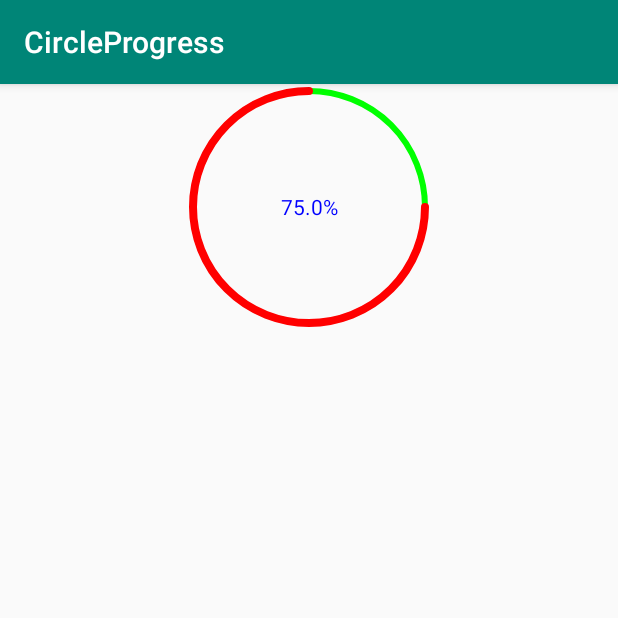
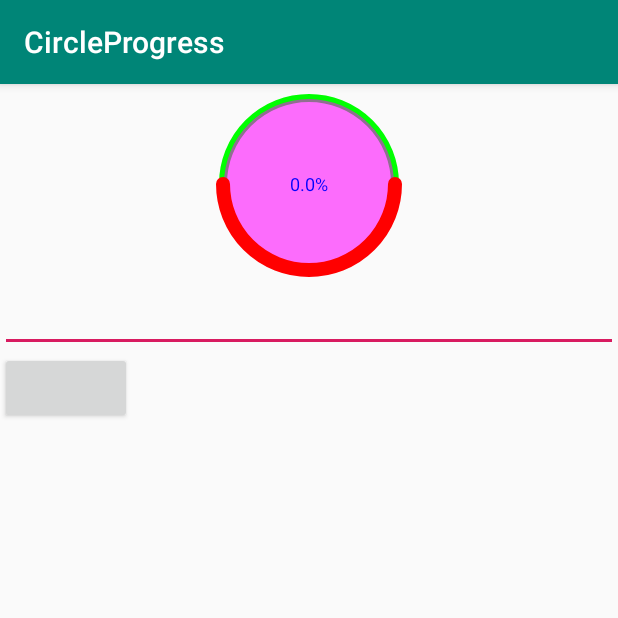
Before and after one commit to linkdevelopment/CircleProgress_Android, an Android app: the screen it shows after launch (MainActivity), on a phone screen of 412 x 824 dp, the top half of it. Run offline under Robolectric (Android 15) with nearby library versions, the phone set to English and light mode, and no system bars.

Commit message:
fix issuues and make view responsive with the width and height

```diff
--- a/app/build.gradle
+++ b/app/build.gradle
@@ -8,7 +8,7 @@ android {
     compileSdkVersion 28
     defaultConfig {
         applicationId "com.linkdev.circleprogress"
-        minSdkVersion 18
+        minSdkVersion 21
         targetSdkVersion 28
         versionCode 1
         versionName "1.0"
--- a/app/src/main/java/com/linkdev/circleprogress/CircularProgress.kt
+++ b/app/src/main/java/com/linkdev/circleprogress/CircularProgress.kt
@@ -1,21 +1,21 @@
 package com.linkdev.circleprogress
 
 import android.content.Context
-import android.graphics.Canvas
-import android.graphics.Paint
-import android.graphics.Rect
-import android.graphics.RectF
+import android.graphics.*
 import android.text.TextPaint
 import android.util.AttributeSet
 import android.util.TypedValue
 import android.view.View
 import androidx.annotation.DimenRes
 import androidx.core.content.res.ResourcesCompat
+import kotlin.math.abs
+import kotlin.math.max
+import kotlin.math.min
 
 class CircularProgress(context: Context?, attrs: AttributeSet?) :
     View(context, attrs) {
     companion object {
-        const val DEFAULT_TEXT_SIZE = 14f
+        const val DEFAULT_TEXT_SIZE = 12f
         const val DEFAULT_STROKE_WIDTH = 4f
         const val DEFAULT_CIRCLE_PADDING = 5f
         const val MAX = 100
@@ -41,9 +41,7 @@ class CircularProgress(context: Context?, attrs: AttributeSet?) :
     private var progress = 0f
     private var diameter: Float = 0f
     private var circlePadding: Int = 0
-    private val textPaint = TextPaint()
-    private val backGroundPaint = Paint()
-    private val progressPaint = Paint()
+
     private var defaultCirclePadding: Float = 0f
     private var defaultStrokeWidth: Float = 0f
     private var defaultTextSize: Float = 0f
@@ -52,11 +50,19 @@ class CircularProgress(context: Context?, attrs: AttributeSet?) :
     private var squareCap: Boolean = false
     private var showDecimals: Boolean = false
     private var showPercentage: Boolean = true
+    private var circleBg: Int = Color.TRANSPARENT
 
     private var text: String? = ""
 
     private val textRect by lazy { Rect() }
-    private var progressRect: RectF? = null
+    private val progressRect by lazy { RectF() }
+    private val circleBgRect by lazy { RectF() }
+    private val bgStrokeRect by lazy { RectF() }
+
+    private val textPaint = TextPaint()
+    private val backGroundPaint = Paint()
+    private val progressPaint = Paint()
+    private val circleBGPaint = Paint()
 
     init {
 
@@ -125,6 +131,12 @@ class CircularProgress(context: Context?, attrs: AttributeSet?) :
             showPercentage = it.getBoolean(R.styleable.CircularProgress_showPercentage, true)
 
             text = it.getString(R.styleable.CircularProgress_android_text)
+
+            circleBg = it.getColor(
+                R.styleable.CircularProgress_circleBg, ResourcesCompat.getColor(
+                    resources, R.color.transparent, null
+                )
+            )
         }
 
         circlePadding =
@@ -142,12 +154,15 @@ class CircularProgress(context: Context?, attrs: AttributeSet?) :
         backGroundPaint.style = Paint.Style.STROKE
         backGroundPaint.strokeWidth = bgStrokeWidth.toFloat()
 
+        circleBGPaint.color = circleBg
+        circleBGPaint.isAntiAlias = true
+        circleBGPaint.style = Paint.Style.FILL
+
         progressPaint.color = progressColor
         progressPaint.isAntiAlias = true
         progressPaint.style = Paint.Style.STROKE
         progressPaint.strokeCap = if (squareCap) Paint.Cap.SQUARE else Paint.Cap.ROUND
         progressPaint.strokeWidth = progressStrokeWidth.toFloat()
-        progressRect = RectF()
 
         attributes?.recycle()
     }
@@ -155,18 +170,43 @@ class CircularProgress(context: Context?, attrs: AttributeSet?) :
 
     override fun onDraw(canvas: Canvas?) {
         super.onDraw(canvas)
-        progressRect?.set(
-            circlePadding.toFloat() + paddingLeft
-            , circlePadding.toFloat() + paddingTop,
-            width.toFloat().minus(circlePadding + paddingRight),
-            height.toFloat().minus(circlePadding + paddingBottom)
+        val maxStroke = max(bgStrokeWidth, progressStrokeWidth)
+        val delta = bgStrokeWidth
+        progressRect.set(
+            circlePadding.toFloat() + paddingLeft + (maxStroke / 2)
+            , circlePadding.toFloat() + paddingTop + (maxStroke / 2),
+            width.toFloat().minus(circlePadding + paddingRight + (maxStroke / 2)),
+            height.toFloat().minus(circlePadding + paddingBottom + (maxStroke / 2))
+        )
+
+        bgStrokeRect.set(
+            circlePadding.toFloat() + paddingLeft + (maxStroke / 2),
+            circlePadding.toFloat() + paddingTop + (maxStroke / 2),
+            width.toFloat().minus(circlePadding + paddingRight + (maxStroke / 2)),
+            height.toFloat().minus(circlePadding + paddingBottom + (maxStroke / 2))
+        )
+        circleBgRect.set(
+            circlePadding.toFloat() + paddingLeft + delta,
+            circlePadding.toFloat() + paddingTop + bgStrokeWidth.toFloat(),
+            width.toFloat().minus(circlePadding + paddingRight + delta),
+            height.toFloat().minus(circlePadding + paddingBottom + bgStrokeWidth)
         )
 
         val radius = (width.toFloat().minus(circlePadding * 2)).div(2)
+
         val centerPoint = radius + circlePadding
-        canvas?.drawCircle(centerPoint, centerPoint, radius, backGroundPaint)
+
+        canvas?.drawOval(
+            bgStrokeRect, backGroundPaint
+        )
+
+        canvas?.drawOval(
+            circleBgRect, circleBGPaint
+        )
+
+
         canvas?.drawArc(
-            progressRect!!, startAngle, (progress / max) * (360 * progressDirection), false,
+            progressRect, startAngle, (50f / max) * (360 * progressDirection), false,
             progressPaint
         )
         if (showText) {
@@ -199,8 +239,40 @@ class CircularProgress(context: Context?, attrs: AttributeSet?) :
     }
 
     override fun onMeasure(widthMeasureSpec: Int, heightMeasureSpec: Int) {
-        val size = this.diameter.toInt() + this.circlePadding * 2
-        this.setMeasuredDimension(widthMeasureSpec, heightMeasureSpec)
+
+        val desiredWidth = 200
+        val desiredHeight = 200
+
+        val widthMode = MeasureSpec.getMode(widthMeasureSpec)
+        val widthSize = MeasureSpec.getSize(widthMeasureSpec)
+        val heightMode = MeasureSpec.getMode(heightMeasureSpec)
+        val heightSize = MeasureSpec.getSize(heightMeasureSpec)
+
+        val width: Int
+        val height: Int
+
+        //Measure Width
+        width = when (widthMode) {
+            MeasureSpec.EXACTLY -> //Must be this size
+                widthSize
+            MeasureSpec.AT_MOST -> //Can't be bigger than...
+                min(desiredWidth, widthSize)
+            else -> //Be whatever you want
+                desiredWidth
+        }
+
+        //Measure Height
+        height = when (heightMode) {
+            MeasureSpec.EXACTLY -> //Must be this size
+                heightSize
+            MeasureSpec.AT_MOST -> //Can't be bigger than...
+                min(desiredHeight, heightSize)
+            else -> //Be whatever you want
+                desiredHeight
+        }
+
+        //MUST CALL THIS
+        setMeasuredDimension(width, height)
     }
 
     fun setShowText(mShowText: Boolean) {
@@ -211,7 +283,7 @@ class CircularProgress(context: Context?, attrs: AttributeSet?) :
     fun setProgress(mProgress: Float) {
         progress = mProgress
         if (mProgress > max) {
-            progress = progress.rem(max)
+            progress = max.toFloat()
         }
         postInvalidate()
     }
--- a/app/src/main/java/com/linkdev/circleprogress/MainActivity.kt
+++ b/app/src/main/java/com/linkdev/circleprogress/MainActivity.kt
@@ -10,7 +10,11 @@ class MainActivity : AppCompatActivity() {
     override fun onCreate(savedInstanceState: Bundle?) {
         super.onCreate(savedInstanceState)
         setContentView(R.layout.activity_main)
-        progress_circular.setProgress(75f)
+        submit.setOnClickListener { onSubmitClick() }
 
     }
+
+    private fun onSubmitClick() {
+        progress_circular.setProgress(edtProgress.text.toString().toFloat())
+    }
 }
--- a/app/src/main/res/layout/activity_main.xml
+++ b/app/src/main/res/layout/activity_main.xml
@@ -10,20 +10,31 @@
 
     <com.linkdev.circleprogress.CircularProgress
         android:id="@+id/progress_circular"
-        android:layout_width="164dp"
-        android:layout_height="164dp"
+        android:layout_width="wrap_content"
+        android:layout_height="wrap_content"
         android:layout_gravity="center_horizontal"
         android:text=""
         android:textColor="#0000ff"
         app:bgColor="@color/green"
-        app:bgStrokeWidth="4dp"
+        app:bgStrokeWidth="5dp"
+        app:circleBg="#90ff00ff"
         app:progressColor="#FF0000"
         app:progressDirection="WithClockWise"
-        app:progressStrokeWidth="5dp"
+        app:progressStrokeWidth="9dp"
         app:showDecimals="true"
         app:showPercentage="true"
         app:showText="true"
         app:squareCap="false"
         app:startAngle="Right" />
 
+    <EditText
+        android:id="@+id/edtProgress"
+        android:layout_width="match_parent"
+        android:layout_height="wrap_content" />
+
+    <Button
+        android:id="@+id/submit"
+        android:layout_width="wrap_content"
+        android:layout_height="wrap_content" />
+
 </LinearLayout>
--- a/app/src/main/res/values/attrs.xml
+++ b/app/src/main/res/values/attrs.xml
@@ -36,5 +36,7 @@
 
         <attr name="showPercentage" format="boolean|reference" />
 
+        <attr name="circleBg" format="color|reference" />
+
     </declare-styleable>
 </resources>
--- a/app/src/main/res/values/colors.xml
+++ b/app/src/main/res/values/colors.xml
@@ -4,6 +4,7 @@
     <color name="colorPrimaryDark">#00574B</color>
     <color name="colorAccent">#D81B60</color>
     <color name="black">#000000</color>
+    <color name="transparent">#00000000</color>
     <color name="gray">#797474</color>
     <color name="green">#00ff00</color>
 </resources>
```
